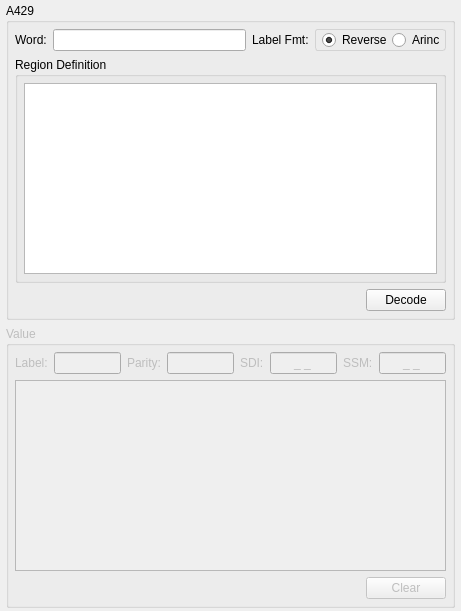
sslnjz/a429parser, file src/gui/a4292value.ui: the form before one commit.
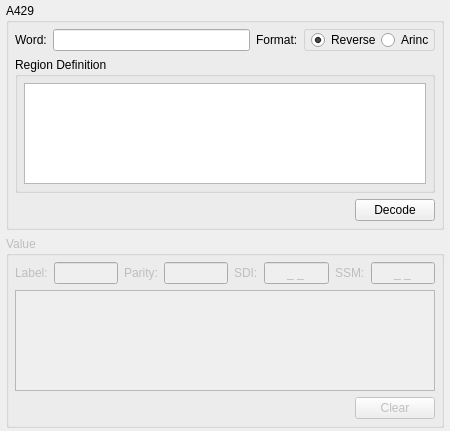
The form after the commit. Custom widgets are drawn as their Qt base class.

What changed in the file:
```diff
--- a/src/gui/a4292value.ui
+++ b/src/gui/a4292value.ui
@@ -7,8 +7,8 @@
    <rect>
     <x>0</x>
     <y>0</y>
-    <width>461</width>
-    <height>611</height>
+    <width>450</width>
+    <height>431</height>
    </rect>
   </property>
   <property name="windowTitle">
@@ -141,7 +141,7 @@
          </sizepolicy>
         </property>
         <property name="text">
-         <string>Label Fmt:</string>
+         <string>Format:</string>
         </property>
        </widget>
       </item>
```
